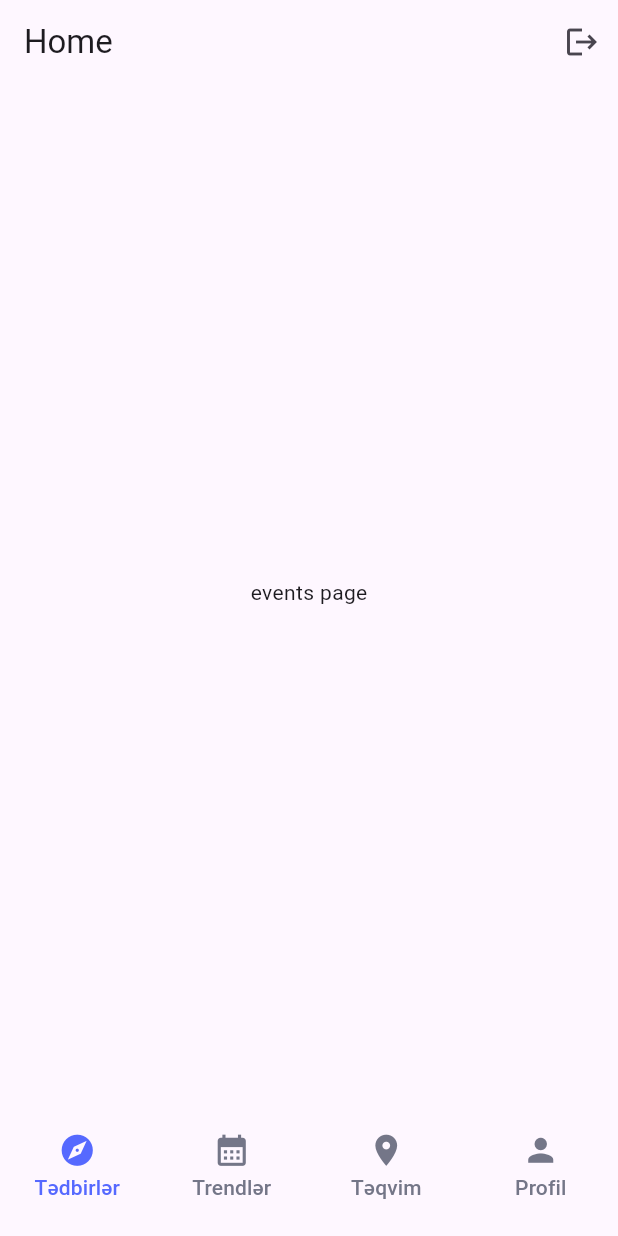
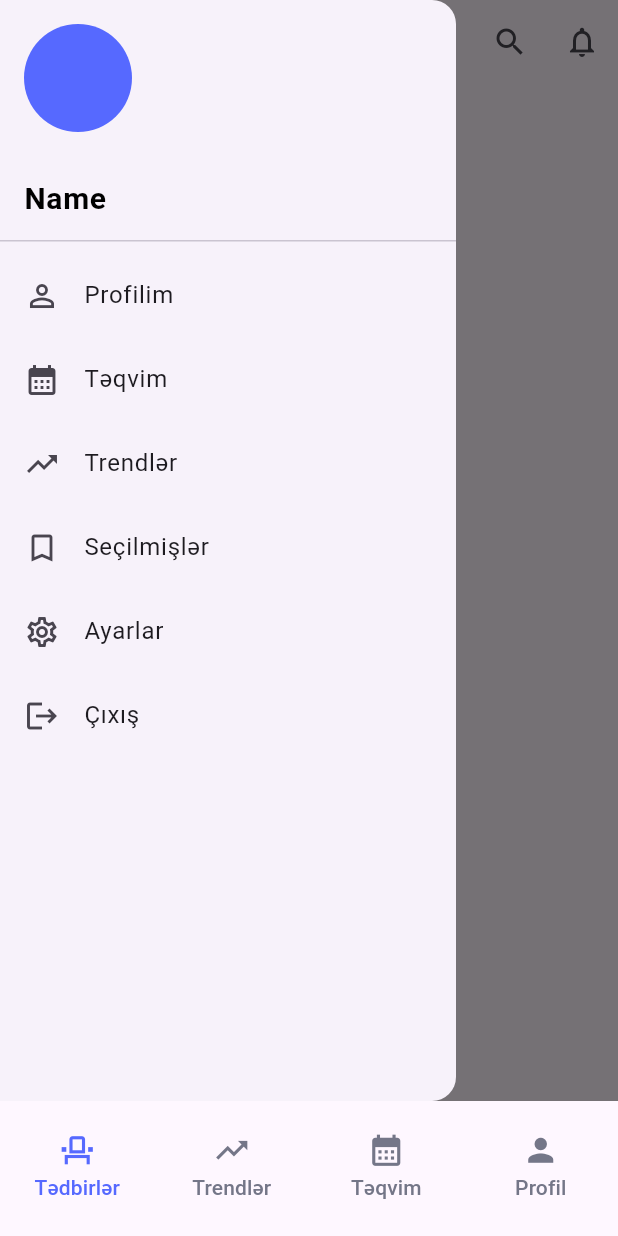
Before and after one commit to Kanan302/EventTrack-App, a Flutter app: the screen it shows after launch, with the side drawer open (before the commit the screen has no drawer), on a phone screen of 412 x 824 dp. Run offline on Flutter 3.47's test engine with Material 3 defaults, Android fonts, the phone set to English and light mode, and no system bars; our stand-ins replace another_flushbar, dio, equatable, flutter_bloc, flutter_secure_storage, flutter_svg and 3 more.

Commit message:
feat: Add create event and notification routes, update bottom navigation bar and floating button

```diff
--- a/lib/app_router.dart
+++ b/lib/app_router.dart
@@ -1,3 +1,5 @@
+import 'package:ascca_app/features/home/create_event/presentation/pages/create_event.dart';
+import 'package:ascca_app/features/home/notifications/presentation/pages/notifications.dart';
 import 'package:flutter_bloc/flutter_bloc.dart';
 import 'package:flutter_secure_storage/flutter_secure_storage.dart';
 import 'package:go_router/go_router.dart';
@@ -91,6 +93,14 @@ class AppRouter {
           );
         },
       ),
+      GoRoute(
+        path: AppRoutes.createEvent.path,
+        builder: (context, state) => CreateEventPage(),
+      ),
+      GoRoute(
+        path: AppRoutes.notification.path,
+        builder: (context, state) => NotificationsPage(),
+      ),
     ],
   );
 }
--- a/lib/core/constants/app_routes.dart
+++ b/lib/core/constants/app_routes.dart
@@ -6,7 +6,9 @@ enum AppRoutes {
   resetPassword(path: '/resetPassword'),
   verification(path: '/verification'),
   newPassword(path: '/newPassword'),
-  home(path: '/home');
+  home(path: '/home'),
+  createEvent(path: '/createEvent'),
+  notification(path: '/notification');
 
   const AppRoutes({required this.path});
   final String path;
--- a/lib/core/constants/app_texts.dart
+++ b/lib/core/constants/app_texts.dart
@@ -51,4 +51,11 @@ class AppTexts {
   static const String trending = 'Trendlər';
   static const String calendar = 'Təqvim';
   static const String profile = 'Profil';
+
+  // drawer
+  static const String myProfile = 'Profilim';
+  static const String message = 'Mesajlar';
+  static const String bookmark = 'Seçilmişlər';
+  static const String settings = 'Ayarlar';
+  static const String signOut = 'Çıxış';
 }
--- a/lib/features/home/events/events.dart
+++ b/lib/features/home/events/events.dart
@@ -1,12 +1,30 @@
+import 'package:ascca_app/core/constants/app_routes.dart';
+import 'package:ascca_app/core/constants/app_texts.dart';
+import 'package:ascca_app/features/home/widgets/drawer_part.dart';
 import 'package:flutter/material.dart';
+import 'package:go_router/go_router.dart';
 
 class EventsPage extends StatelessWidget {
-  const EventsPage({super.key});
+  final TabController tabController;
+  const EventsPage({super.key, required this.tabController});
 
   @override
   Widget build(BuildContext context) {
     return Scaffold(
-      body: SafeArea(child: Center(child: Text('events page'),)),
+      appBar: AppBar(
+        title: Text(AppTexts.events),
+        centerTitle: true,
+        actions: [
+          IconButton(onPressed: () {}, icon: Icon(Icons.search_outlined)),
+          IconButton(
+            onPressed: () => context.push(AppRoutes.notification.path),
+            icon: Icon(Icons.notifications_none_outlined),
+          ),
+        ],
+      ),
+      drawer: DrawerPart(tabController: tabController),
+      // extendBodyBehindAppBar: true,
+      body: SafeArea(child: Center(child: Text('events page'))),
     );
   }
 }
--- a/lib/features/home/home.dart
+++ b/lib/features/home/home.dart
@@ -1,7 +1,6 @@
 import 'package:flutter/material.dart';
 import 'package:go_router/go_router.dart';
 
-import '../../core/constants/app_routes.dart';
 import '../../core/errors/flushbar.dart';
 import '../../data/local/secure_service.dart';
 import '../../injection.dart';
@@ -31,13 +30,6 @@ class _HomePageState extends State<HomePage> with TickerProviderStateMixin {
     setState(() {
       userStatus = status;
     });
-  }
-
-  Future<void> _logout() async {
-    await _secureStorage.clearToken();
-    if (mounted) {
-      context.go(AppRoutes.login.path);
-    }
   }
 
   @override
@@ -77,13 +69,14 @@ class _HomePageState extends State<HomePage> with TickerProviderStateMixin {
     }
 
     return Scaffold(
-      appBar: AppBar(
-        title: Text('Home'),
-        actions: [IconButton(icon: Icon(Icons.logout), onPressed: _logout)],
-      ),
       body: TabBarView(
         controller: tabController,
-        children: [EventsPage(), TrendingPage(), CalendarPage(), ProfilePage()],
+        children: [
+          EventsPage(tabController: tabController),
+          TrendingPage(),
+          CalendarPage(),
+          ProfilePage(),
+        ],
       ),
       bottomNavigationBar: BottomNavBar(tabController: tabController),
       floatingActionButton: userStatus == "1" ? FloatingButton() : null,
--- /dev/null
+++ b/lib/features/home/services/log_out.dart
@@ -0,0 +1,21 @@
+import 'package:flutter/material.dart';
+import 'package:go_router/go_router.dart';
+import 'package:shared_preferences/shared_preferences.dart';
+
+import '../../../core/constants/app_routes.dart';
+import '../../../data/local/secure_service.dart';
+import '../../../injection.dart';
+
+class LogOut {
+  final _secureStorage = getIt.get<SecureService>();
+
+  Future<void> logout(BuildContext context) async {
+    final prefs = await SharedPreferences.getInstance();
+    await prefs.setBool('remember_me', false);
+    await _secureStorage.clearToken();
+
+    if (context.mounted) {
+      context.go(AppRoutes.login.path);
+    }
+  }
+}
--- a/lib/features/home/widgets/bottom_nav_bar.dart
+++ b/lib/features/home/widgets/bottom_nav_bar.dart
@@ -1,14 +1,10 @@
-
 import 'package:flutter/material.dart';
 
 import '../../../core/constants/app_colors.dart';
 import '../../../core/constants/app_texts.dart';
 
 class BottomNavBar extends StatefulWidget {
-  const BottomNavBar({
-    super.key,
-    required this.tabController,
-  });
+  const BottomNavBar({super.key, required this.tabController});
 
   final TabController tabController;
 
@@ -35,32 +31,17 @@ class _BottomNavBarState extends State<BottomNavBar> {
       tabs: const [
         Tab(
           text: AppTexts.events,
-          icon: Icon(
-            Icons.explore,
-            size: 25,
-          ),
+          icon: Icon(Icons.event_seat_outlined, size: 25),
         ),
         Tab(
           text: AppTexts.trending,
-          icon: Icon(
-            Icons.calendar_month,
-            size: 25,
-          ),
+          icon: Icon(Icons.trending_up_outlined, size: 25),
         ),
         Tab(
           text: AppTexts.calendar,
-          icon: Icon(
-            Icons.location_on,
-            size: 25,
-          ),
+          icon: Icon(Icons.calendar_month, size: 25),
         ),
-        Tab(
-          text: AppTexts.profile,
-          icon: Icon(
-            Icons.person,
-            size: 25,
-          ),
-        ),
+        Tab(text: AppTexts.profile, icon: Icon(Icons.person, size: 25)),
       ],
     );
   }
--- /dev/null
+++ b/lib/features/home/widgets/drawer_part.dart
@@ -0,0 +1,81 @@
+import 'package:flutter/material.dart';
+
+import '../../../core/constants/app_colors.dart';
+import '../../../core/constants/app_texts.dart';
+import '../services/log_out.dart';
+
+class DrawerPart extends StatefulWidget {
+  final TabController tabController;
+
+  const DrawerPart({super.key, required this.tabController});
+
+  @override
+  State<DrawerPart> createState() => _DrawerPartState();
+}
+
+class _DrawerPartState extends State<DrawerPart> {
+  @override
+  Widget build(BuildContext context) {
+    final logOut = LogOut();
+
+    return Drawer(
+      child: SingleChildScrollView(
+        child: Column(
+          crossAxisAlignment: CrossAxisAlignment.start,
+          children: [
+            UserAccountsDrawerHeader(
+              accountName: Text(
+                'Name',
+                // profileProvider.profileModel?.fullName ?? 'Guest User',
+                style: const TextStyle(
+                  fontWeight: FontWeight.bold,
+                  color: AppColors.black,
+                  fontSize: 20,
+                ),
+              ),
+              accountEmail: null,
+              currentAccountPicture: const CircleAvatar(
+                backgroundColor: AppColors.lavenderBlue,
+                // backgroundImage: NetworkImage('https://example.com/user-profile.jpg'),
+              ),
+              decoration: const BoxDecoration(color: AppColors.transparent),
+            ),
+            ListTile(
+              leading: const Icon(Icons.person_outline),
+              title: const Text(AppTexts.myProfile),
+              onTap: () => widget.tabController.index = 3,
+            ),
+            ListTile(
+              leading: const Icon(Icons.calendar_month),
+              title: const Text(AppTexts.calendar),
+              onTap: () => widget.tabController.index = 2,
+            ),
+            ListTile(
+              leading: const Icon(Icons.trending_up_outlined),
+              title: const Text(AppTexts.trending),
+              onTap: () => widget.tabController.index = 1,
+            ),
+            ListTile(
+              leading: const Icon(Icons.bookmark_outline),
+              title: const Text(AppTexts.bookmark),
+              onTap: () {},
+              // => context.push(AppRoutes.bookmarkedEvents.path),
+            ),
+            ListTile(
+              leading: const Icon(Icons.settings_outlined),
+              title: const Text(AppTexts.settings),
+              onTap: () {},
+            ),
+
+            ListTile(
+              leading: const Icon(Icons.logout),
+              title: const Text(AppTexts.signOut),
+              onTap: () => logOut.logout(context),
+            ),
+            const SizedBox(height: 30),
+          ],
+        ),
+      ),
+    );
+  }
+}
--- a/lib/features/home/widgets/floating_button.dart
+++ b/lib/features/home/widgets/floating_button.dart
@@ -1,6 +1,8 @@
 import 'package:flutter/material.dart';
+import 'package:go_router/go_router.dart';
 
 import '../../../core/constants/app_colors.dart';
+import '../../../core/constants/app_routes.dart';
 
 class FloatingButton extends StatelessWidget {
   const FloatingButton({super.key});
@@ -11,8 +13,7 @@ class FloatingButton extends StatelessWidget {
       data: ThemeData(useMaterial3: false),
       child: FloatingActionButton(
         backgroundColor: AppColors.lavenderBlue,
-        onPressed: () {},
-        // => context.push(AppRoutes.createEvent.path),
+        onPressed: () => context.push(AppRoutes.createEvent.path),
         child: const Icon(Icons.add_box, size: 25),
       ),
     );
```
Also changed, not shown: lib/features/home/create_event/presentation/pages/create_event.dart (added, +14 -0 lines), lib/features/home/create_event/presentation/widgets/create_event_app_bar.dart (added, +18 -0 lines), lib/features/home/notifications/presentation/pages/notifications.dart (added, +14 -0 lines), lib/features/home/notifications/presentation/widgets/notification_app_bar.dart (added, +18 -0 lines).
